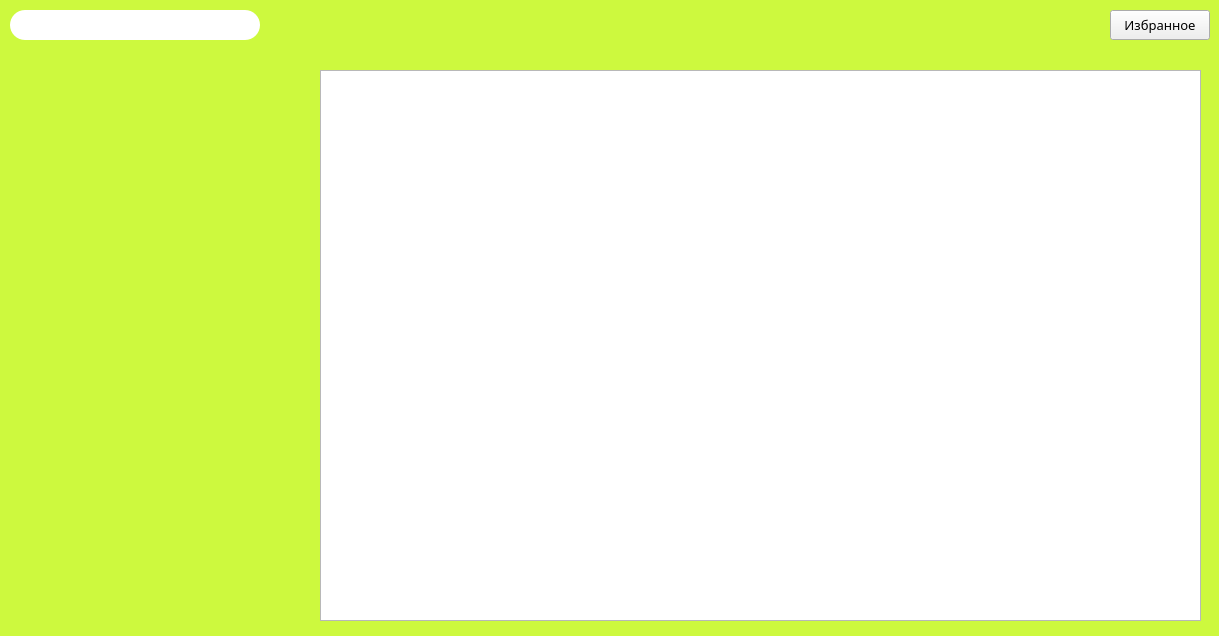
First picture: the form in Visual Programming/CourseWork/Part2/ReceptBook/mainwindow.ui, repository Krasnoffsky/Study, before the edit.
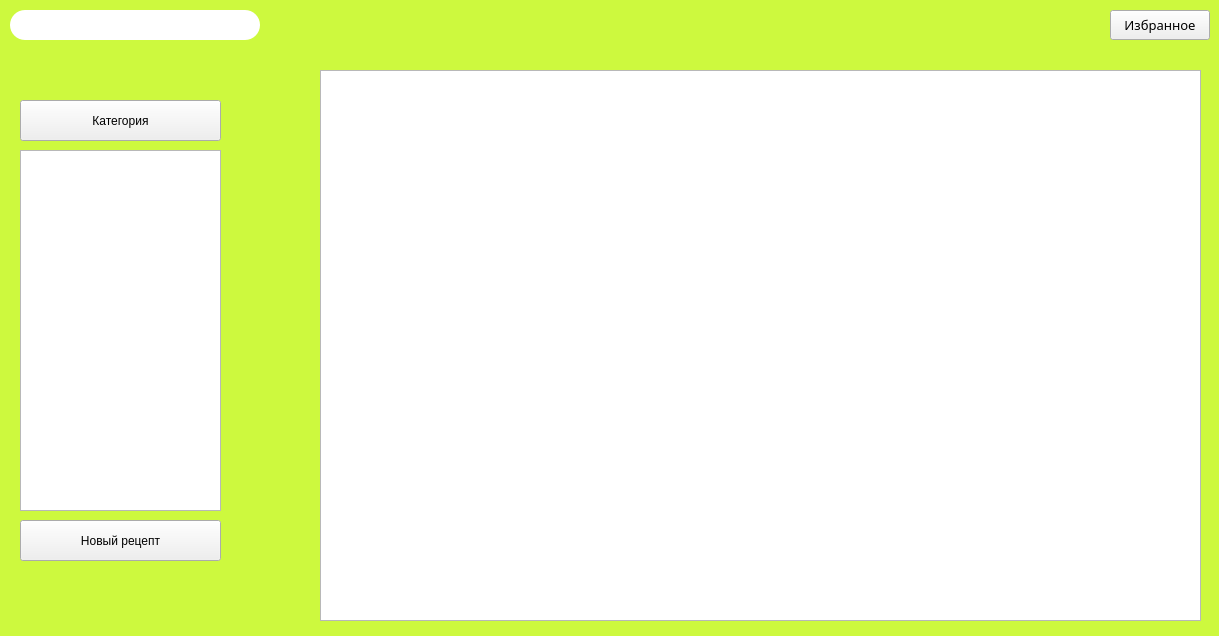
Second picture: the form after the edit.

Commit message: Add ctable with categories CourseWork VP

Diff of the .ui file:
```diff
--- a/Visual Programming/CourseWork/Part2/ReceptBook/mainwindow.ui
+++ b/Visual Programming/CourseWork/Part2/ReceptBook/mainwindow.ui
@@ -108,6 +108,42 @@
      </rect>
     </property>
    </widget>
+   <widget class="QPushButton" name="categoriesButton">
+    <property name="geometry">
+     <rect>
+      <x>20</x>
+      <y>100</y>
+      <width>201</width>
+      <height>41</height>
+     </rect>
+    </property>
+    <property name="text">
+     <string>Категория</string>
+    </property>
+   </widget>
+   <widget class="QTableView" name="recipesTable">
+    <property name="geometry">
+     <rect>
+      <x>20</x>
+      <y>150</y>
+      <width>201</width>
+      <height>361</height>
+     </rect>
+    </property>
+   </widget>
+   <widget class="QPushButton" name="addButton">
+    <property name="geometry">
+     <rect>
+      <x>20</x>
+      <y>520</y>
+      <width>201</width>
+      <height>41</height>
+     </rect>
+    </property>
+    <property name="text">
+     <string>Новый рецепт</string>
+    </property>
+   </widget>
   </widget>
  </widget>
  <resources/>
```
The commit also changes 7 other files.
